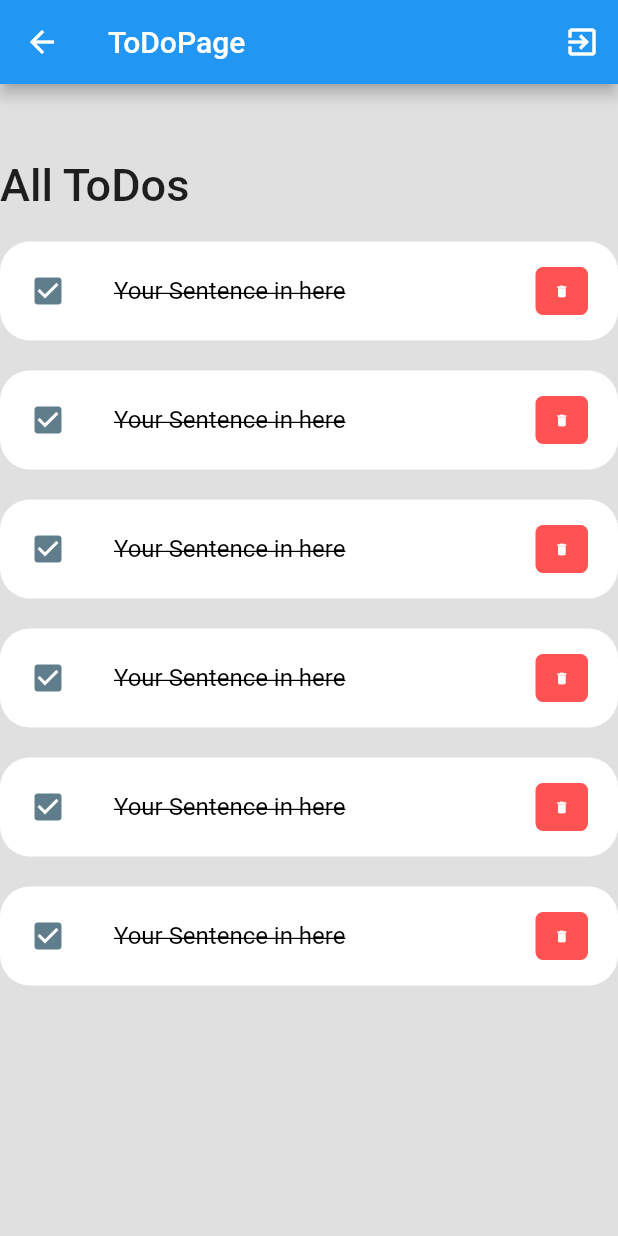
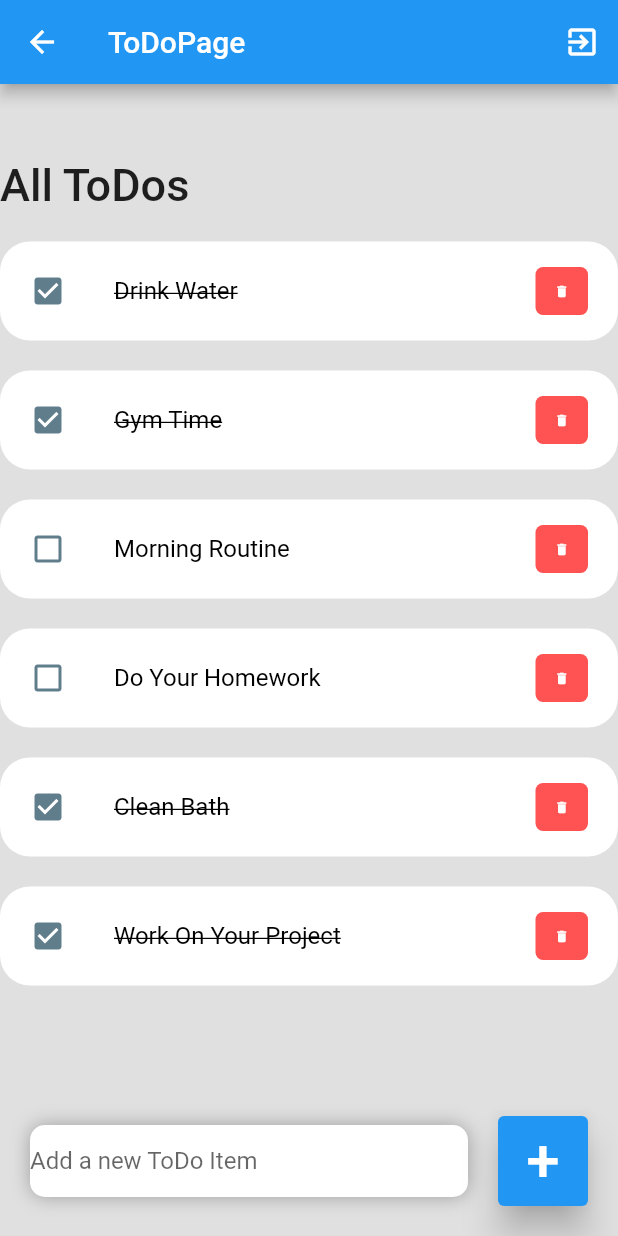
Before and after one commit to UfukIncik/ledbim_project, a Flutter app: the ToDoPage screen opened directly, on a phone screen of 412 x 824 dp. Run offline on Flutter 3.47's test engine with Material 2 defaults, Android fonts, the phone set to English and light mode, and no system bars; our stand-ins replace flutter_secure_storage, get, google_nav_bar, shared_preferences; accounts and stored records are empty.

Commit message:
ToDo screen and model done

```diff
--- /dev/null
+++ b/lib/Model/todo.dart
@@ -0,0 +1,23 @@
+class ToDo{
+  String id;
+  String toDoText;
+  bool isDone;
+
+  ToDo({
+    required this.id,
+    required this.toDoText,
+    this.isDone = false,
+  });
+
+  static List<ToDo> todoList(){
+    return [
+      ToDo(id: "01", toDoText: "Drink Water", isDone: true),
+      ToDo(id: "02", toDoText: "Gym Time", isDone: true),
+      ToDo(id: "03", toDoText: "Morning Routine"),
+      ToDo(id: "04", toDoText: "Do Your Homework"),
+      ToDo(id: "05", toDoText: "Clean Bath", isDone: true),
+      ToDo(id: "06", toDoText: "Work On Your Project", isDone: true),
+    ];
+  }
+
+}
--- a/lib/Widget/todo_item.dart
+++ b/lib/Widget/todo_item.dart
@@ -1,9 +1,14 @@
 import 'package:flutter/material.dart';
 import 'package:flutter/src/foundation/key.dart';
 import 'package:flutter/src/widgets/framework.dart';
+import '../Model/todo.dart';
 
 class ToDoItem extends StatelessWidget {
-  const ToDoItem({Key? key}) : super(key: key);
+  final ToDo todo;
+  final onToDoChange;
+  final onDeleteItem;
+
+  const ToDoItem({Key? key, required this.todo,required this.onToDoChange,required this.onDeleteItem}) : super(key: key);
 
   @override
   Widget build(BuildContext context) {
@@ -11,7 +16,7 @@ class ToDoItem extends StatelessWidget {
       margin: EdgeInsets.only(bottom: 20),
       child: ListTile(
         onTap: () {
-          print("clicked on listtile");
+          onToDoChange(todo);
         },
         shape: RoundedRectangleBorder(
           borderRadius: BorderRadius.circular(20),
@@ -19,15 +24,15 @@ class ToDoItem extends StatelessWidget {
         contentPadding: EdgeInsets.symmetric(horizontal: 20, vertical: 5),
         tileColor: Colors.white,
         leading: Icon(
-          Icons.check_box,
+          todo.isDone ? Icons.check_box : Icons.check_box_outline_blank,
           color: Colors.blueGrey,
         ),
         title: Text(
-          "Your Sentence in here",
+          todo.toDoText,
           style: TextStyle(
             fontSize: 16,
             color: Colors.black,
-            decoration: TextDecoration.lineThrough,
+            decoration: todo.isDone ? TextDecoration.lineThrough : TextDecoration.none,
           ),
         ),
         trailing: Container(
@@ -44,7 +49,7 @@ class ToDoItem extends StatelessWidget {
             iconSize: 10,
             icon: Icon(Icons.delete),
             onPressed: () {
-              print("Clicked on delete icon");
+              onDeleteItem(todo.id);
             },
           ),
         ),
--- a/lib/screens/todo_page.dart
+++ b/lib/screens/todo_page.dart
@@ -3,6 +3,7 @@
 import 'package:flutter/material.dart';
 import 'package:get/get.dart';
 import 'package:flutter_secure_storage/flutter_secure_storage.dart';
+import '../Model/todo.dart';
 import '../Widget/todo_item.dart';
 import '../screens/login_screen.dart';
 import 'package:shared_preferences/shared_preferences.dart';
@@ -15,16 +16,17 @@ class ToDoPage extends StatefulWidget {
 }
 
 class _ToDoPageState extends State<ToDoPage> {
+  final todosList = ToDo.todoList();
+  final _todoController = TextEditingController();
+
   @override
   Widget build(BuildContext context) {
     return Scaffold(
       backgroundColor: Colors.grey.shade300,
       appBar: _buildAppBar(context),
-      body: Column(
-        mainAxisAlignment: MainAxisAlignment.center,
+      body: Stack(
         children: [
-          Expanded(
-            child: ListView(
+          ListView(
             children: [
               Container(
                 margin: EdgeInsets.only(top: 50, bottom: 20),
@@ -33,15 +35,66 @@ class _ToDoPageState extends State<ToDoPage> {
                   style: TextStyle(fontSize: 30, fontWeight: FontWeight.w500),
                 ),
               ),
-                ToDoItem(),
-                ToDoItem(),
-                ToDoItem(),
-                ToDoItem(),
-                ToDoItem(),
-                ToDoItem(),
+              for (ToDo todoo in todosList)
+                ToDoItem(
+                  todo: todoo,
+                  onToDoChange: _handleToDoChange,
+                  onDeleteItem: _deleteToDoItem,
+                ),
             ],
           ),
+          Align(
+            alignment: Alignment.bottomCenter,
+            child: Row(children: [
+              Expanded(
+                child: Container(
+                  margin: EdgeInsets.only(
+                    bottom: 20,
+                    right: 20,
+                    left: 20,
                   ),
+                  decoration: BoxDecoration(
+                    color: Colors.white,
+                    boxShadow: const [
+                      BoxShadow(
+                        color: Colors.grey,
+                        offset: Offset(0.0, 0.0),
+                        blurRadius: 10.0,
+                        spreadRadius: 0.0,
+                      ),
+                    ],
+                    borderRadius: BorderRadius.circular(10),
+                  ),
+                  child: TextField(
+                    controller: _todoController,
+                    decoration: InputDecoration(
+                        hintText: "Add a new ToDo Item",
+                        border: InputBorder.none),
+                  ),
+                ),
+              ),
+              Container(
+                margin: EdgeInsets.only(
+                  bottom: 20,
+                  right: 20,
+                ),
+                child: ElevatedButton(
+                  child: Text(
+                    "+",
+                    style: TextStyle(fontSize: 40),
+                  ),
+                  onPressed: () {
+                    _addToDoItem(_todoController.text);
+                  },
+                  style: ElevatedButton.styleFrom(
+                    primary: Colors.blue,
+                    minimumSize: Size(60, 60),
+                    elevation: 10,
+                  ),
+                ),
+              )
+            ]),
+          )
         ],
       ),
     );
@@ -59,8 +112,29 @@ class _ToDoPageState extends State<ToDoPage> {
           onPressed: () {
             Navigator.push(
                 context, MaterialPageRoute(builder: (_) => LoginDemo()));
-            },),
+          },
+        ),
       ],
     );
   }
+
+
+  void _handleToDoChange(ToDo todo) {
+    setState(() {
+      todo.isDone = !todo.isDone;
+    });
   }
+
+  void _deleteToDoItem(String id){
+    setState(() {
+    todosList.removeWhere((item) => item.id == id);
+    });
+  }
+
+  void _addToDoItem(String toDo){
+    setState(() {
+    todosList.add(ToDo(id: DateTime.now().millisecondsSinceEpoch.toString(), toDoText: toDo));
+    });
+    _todoController.clear();
+  }
+}
```
Lines whose indentation alone changed are shown as unchanged.
